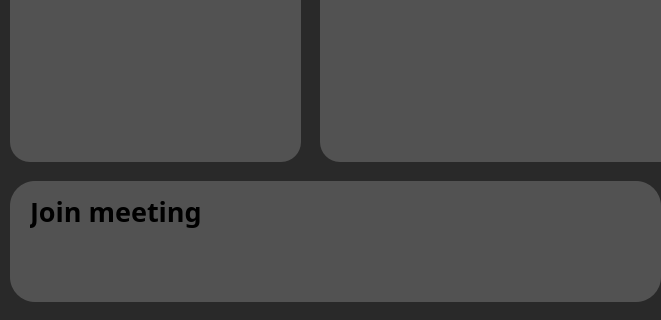
Above: app/main_App.ui from Aby-ss/ConnectWave before the change; both pictures show x 0 to 661 and y 449 to 769 of the 1264 by 769 pixel window. Below: the same form after it.
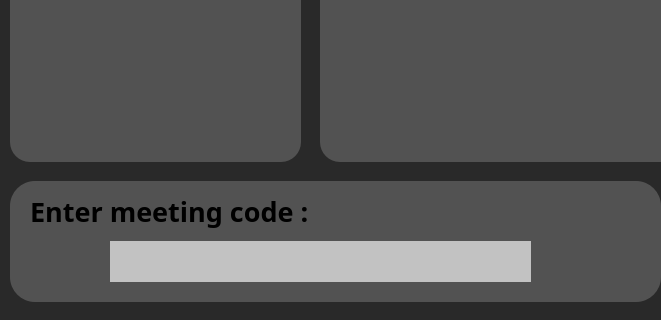
That is the form after the change.

Commit message: Added Meeting code entering area ✅

Diff of the .ui file:
```diff
--- a/app/main_App.ui
+++ b/app/main_App.ui
@@ -83,7 +83,7 @@
      <rect>
       <x>20</x>
       <y>10</y>
-      <width>201</width>
+      <width>351</width>
       <height>41</height>
      </rect>
     </property>
@@ -96,7 +96,20 @@
      </font>
     </property>
     <property name="text">
-     <string>Join meeting</string>
+     <string>Enter meeting code :</string>
+    </property>
+   </widget>
+   <widget class="QTextEdit" name="meeting_code">
+    <property name="geometry">
+     <rect>
+      <x>100</x>
+      <y>60</y>
+      <width>421</width>
+      <height>41</height>
+     </rect>
+    </property>
+    <property name="styleSheet">
+     <string notr="true">background-color: rgb(194, 194, 194)</string>
     </property>
    </widget>
   </widget>
```
